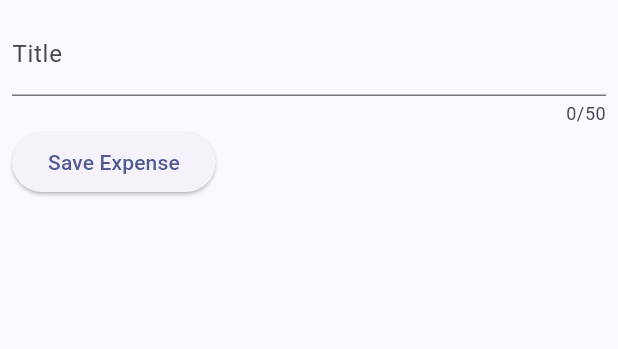
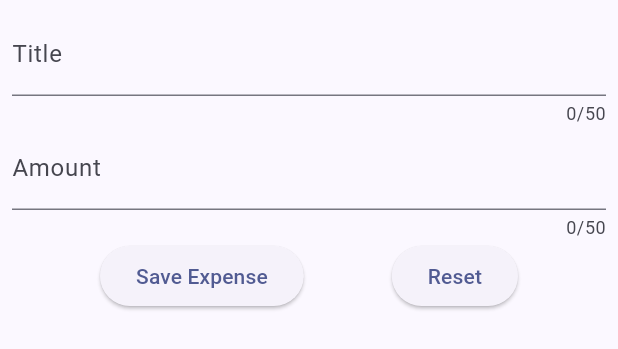
Before and after one commit to emagnu/expense_tracker, a Flutter app: the NewExpense widget shown alone on an empty page, opened directly, after a tap on "Save Expense", on a phone screen of 412 x 824 dp. Shown: the top 349 px of the screen. Run offline on Flutter 3.47's test engine with Material 3 defaults, Android fonts, the phone set to English and light mode, and no system bars.

Commit message:
110. Time to Practice: Adding a New Input - 111. Exercise Solution - 112. Closing The Modal Manually

```diff
--- a/lib/widgets/new_expense.dart
+++ b/lib/widgets/new_expense.dart
@@ -16,14 +16,18 @@ class NewExpense extends StatefulWidget {
 
 class _NewExpenseState extends State<NewExpense> {
   final _titleController = TextEditingController();
+  final _amountController = TextEditingController();
   // String _enteredTitle = '';
   // void _saveTitleImput(String inputValue) {_enteredTitle = inputValue;}
 
   @override
   void dispose() {
     _titleController.dispose();
+    _amountController.dispose();
     super.dispose();
   }
+
+  void cancelTransaction() {}
 
   @override
   Widget build(BuildContext context) {
@@ -37,14 +41,30 @@ class _NewExpenseState extends State<NewExpense> {
             maxLength: 50,
             decoration: const InputDecoration(label: Text('Title')),
           ),
+          TextField(
+            keyboardType: TextInputType.number,
+            controller: _amountController,
+            maxLength: 50,
+            decoration:
+                const InputDecoration(label: Text('Amount'), prefixText: '£ '),
+          ),
           Row(
+            mainAxisAlignment: MainAxisAlignment.spaceEvenly,
             children: <Widget>[
               ElevatedButton(
-                  onPressed: () {
-                    // debugPrint(_enteredTitle);
-                    debugPrint(_titleController.text);
-                  },
-                  child: const Text('Save Expense'))
+                onPressed: () {
+                  // debugPrint(_enteredTitle);
+                  debugPrint(_titleController.text);
+                  debugPrint(_amountController.text);
+                },
+                child: const Text('Save Expense'),
+              ),
+              ElevatedButton(
+                onPressed: () {
+                  Navigator.pop(context);
+                },
+                child: const Text('Reset'),
+              ),
             ],
           )
         ],
```
